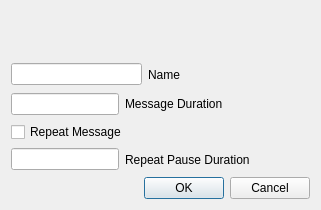
Above: mqt/MqtLogger/txvmbuttondialog.ui from Rsclub22/Minos2-Mirror before the change. Below: the same form after it.
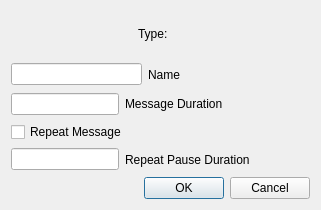
That is the form after the change.

Commit message: fix saving voicekeyer type and stop message when selecting a new message before old has finished.

```diff
--- a/mqt/MqtLogger/txvmbuttondialog.ui
+++ b/mqt/MqtLogger/txvmbuttondialog.ui
@@ -31,6 +31,13 @@
          </property>
         </spacer>
        </item>
+       <item>
+        <widget class="QLabel" name="label_3">
+         <property name="text">
+          <string>Type: </string>
+         </property>
+        </widget>
+       </item>
        <item>
         <widget class="QLabel" name="txVmTypeLbl">
          <property name="text">
```
The commit also changes 3 other files.
